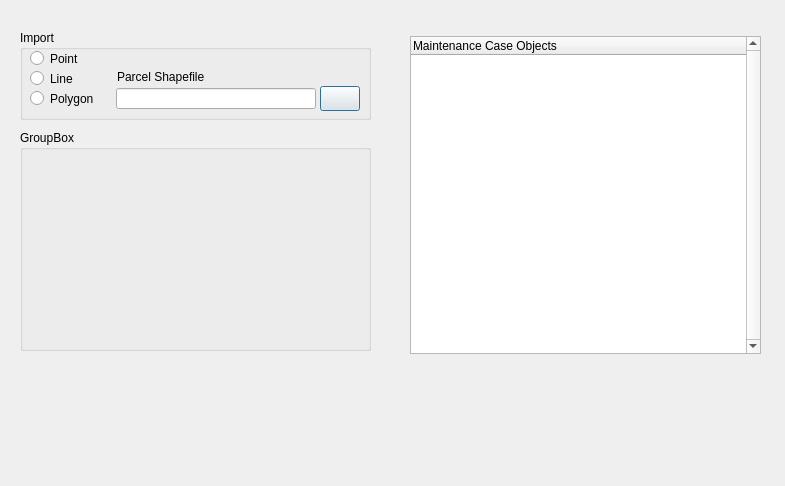
teamlm2/lm2_mgis, file view/PlanCaseDialog.ui: the form before one commit.
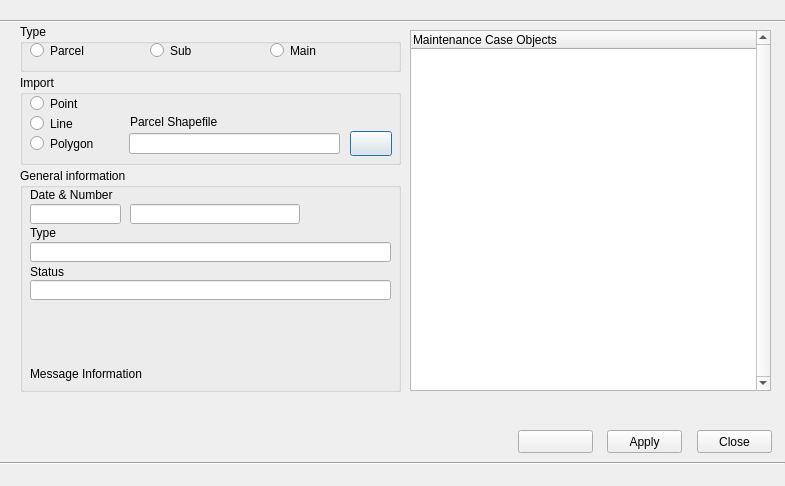
The form after the commit. Icons and pictures are not drawn.

The edit to the form file:
```diff
--- a/view/PlanCaseDialog.ui
+++ b/view/PlanCaseDialog.ui
@@ -20,8 +20,8 @@
    <property name="geometry">
     <rect>
      <x>20</x>
-     <y>30</y>
-     <width>351</width>
+     <y>75</y>
+     <width>381</width>
      <height>90</height>
     </rect>
    </property>
@@ -31,9 +31,9 @@
    <widget class="QLineEdit" name="parcel_shape_edit">
     <property name="geometry">
      <rect>
-      <x>96</x>
+      <x>109</x>
       <y>58</y>
-      <width>200</width>
+      <width>211</width>
       <height>21</height>
      </rect>
     </property>
@@ -44,9 +44,9 @@
    <widget class="QLabel" name="label">
     <property name="geometry">
      <rect>
-      <x>97</x>
+      <x>110</x>
       <y>39</y>
-      <width>101</width>
+      <width>112</width>
       <height>16</height>
      </rect>
     </property>
@@ -57,9 +57,9 @@
    <widget class="QPushButton" name="open_parcel_file_button">
     <property name="geometry">
      <rect>
-      <x>300</x>
+      <x>330</x>
       <y>56</y>
-      <width>40</width>
+      <width>42</width>
       <height>25</height>
      </rect>
     </property>
@@ -118,9 +118,9 @@
    <property name="geometry">
     <rect>
      <x>410</x>
-     <y>36</y>
-     <width>351</width>
-     <height>318</height>
+     <y>30</y>
+     <width>361</width>
+     <height>361</height>
     </rect>
    </property>
    <property name="verticalScrollBarPolicy">
@@ -139,13 +139,254 @@
    <property name="geometry">
     <rect>
      <x>20</x>
-     <y>130</y>
-     <width>351</width>
-     <height>221</height>
+     <y>168</y>
+     <width>381</width>
+     <height>224</height>
     </rect>
    </property>
    <property name="title">
-    <string>GroupBox</string>
+    <string>General information</string>
+   </property>
+   <widget class="QLabel" name="label_2">
+    <property name="geometry">
+     <rect>
+      <x>10</x>
+      <y>20</y>
+      <width>167</width>
+      <height>13</height>
+     </rect>
+    </property>
+    <property name="text">
+     <string>Date &amp; Number</string>
+    </property>
+   </widget>
+   <widget class="QLineEdit" name="type_edit">
+    <property name="geometry">
+     <rect>
+      <x>10</x>
+      <y>74</y>
+      <width>361</width>
+      <height>20</height>
+     </rect>
+    </property>
+    <property name="readOnly">
+     <bool>true</bool>
+    </property>
+   </widget>
+   <widget class="QLabel" name="label_3">
+    <property name="geometry">
+     <rect>
+      <x>10</x>
+      <y>57</y>
+      <width>81</width>
+      <height>16</height>
+     </rect>
+    </property>
+    <property name="text">
+     <string>Type</string>
+    </property>
+   </widget>
+   <widget class="QLineEdit" name="date_edit">
+    <property name="geometry">
+     <rect>
+      <x>10</x>
+      <y>36</y>
+      <width>91</width>
+      <height>20</height>
+     </rect>
+    </property>
+    <property name="readOnly">
+     <bool>true</bool>
+    </property>
+   </widget>
+   <widget class="QLineEdit" name="plan_num_edit">
+    <property name="geometry">
+     <rect>
+      <x>110</x>
+      <y>36</y>
+      <width>170</width>
+      <height>20</height>
+     </rect>
+    </property>
+    <property name="readOnly">
+     <bool>true</bool>
+    </property>
+   </widget>
+   <widget class="QLineEdit" name="status_edit">
+    <property name="geometry">
+     <rect>
+      <x>10</x>
+      <y>112</y>
+      <width>361</width>
+      <height>20</height>
+     </rect>
+    </property>
+    <property name="readOnly">
+     <bool>true</bool>
+    </property>
+   </widget>
+   <widget class="QLabel" name="label_4">
+    <property name="geometry">
+     <rect>
+      <x>10</x>
+      <y>96</y>
+      <width>81</width>
+      <height>16</height>
+     </rect>
+    </property>
+    <property name="text">
+     <string>Status</string>
+    </property>
+   </widget>
+   <widget class="QLabel" name="message_label">
+    <property name="geometry">
+     <rect>
+      <x>10</x>
+      <y>195</y>
+      <width>361</width>
+      <height>21</height>
+     </rect>
+    </property>
+    <property name="text">
+     <string>Message Information</string>
+    </property>
+   </widget>
+  </widget>
+  <widget class="Line" name="line">
+   <property name="geometry">
+    <rect>
+     <x>0</x>
+     <y>18</y>
+     <width>785</width>
+     <height>7</height>
+    </rect>
+   </property>
+   <property name="orientation">
+    <enum>Qt::Horizontal</enum>
+   </property>
+  </widget>
+  <widget class="Line" name="line_2">
+   <property name="geometry">
+    <rect>
+     <x>0</x>
+     <y>460</y>
+     <width>785</width>
+     <height>7</height>
+    </rect>
+   </property>
+   <property name="orientation">
+    <enum>Qt::Horizontal</enum>
+   </property>
+  </widget>
+  <widget class="QPushButton" name="help_button">
+   <property name="geometry">
+    <rect>
+     <x>518</x>
+     <y>430</y>
+     <width>75</width>
+     <height>23</height>
+    </rect>
+   </property>
+   <property name="styleSheet">
+    <string notr="true">image: url(:/plugins/lm2/help_button.png);</string>
+   </property>
+   <property name="text">
+    <string/>
+   </property>
+   <property name="icon">
+    <iconset resource="resources.qrc">
+     <normaloff>:/plugins/lm2/help_button.png</normaloff>:/plugins/lm2/help_button.png</iconset>
+   </property>
+  </widget>
+  <widget class="QPushButton" name="close_button">
+   <property name="geometry">
+    <rect>
+     <x>697</x>
+     <y>430</y>
+     <width>75</width>
+     <height>23</height>
+    </rect>
+   </property>
+   <property name="text">
+    <string>Close</string>
+   </property>
+  </widget>
+  <widget class="QPushButton" name="apply_button">
+   <property name="geometry">
+    <rect>
+     <x>607</x>
+     <y>430</y>
+     <width>75</width>
+     <height>23</height>
+    </rect>
+   </property>
+   <property name="text">
+    <string>Apply</string>
+   </property>
+  </widget>
+  <widget class="QGroupBox" name="groupBox_2">
+   <property name="geometry">
+    <rect>
+     <x>20</x>
+     <y>24</y>
+     <width>381</width>
+     <height>48</height>
+    </rect>
+   </property>
+   <property name="title">
+    <string>Type</string>
+   </property>
+   <widget class="QRadioButton" name="zone_parcel_rbutton">
+    <property name="geometry">
+     <rect>
+      <x>10</x>
+      <y>18</y>
+      <width>120</width>
+      <height>17</height>
+     </rect>
+    </property>
+    <property name="text">
+     <string>Parcel</string>
+    </property>
+   </widget>
+   <widget class="QRadioButton" name="zone_sub_rbutton">
+    <property name="geometry">
+     <rect>
+      <x>130</x>
+      <y>18</y>
+      <width>120</width>
+      <height>17</height>
+     </rect>
+    </property>
+    <property name="text">
+     <string>Sub</string>
+    </property>
+   </widget>
+   <widget class="QRadioButton" name="zone_main_rbutton">
+    <property name="geometry">
+     <rect>
+      <x>250</x>
+      <y>18</y>
+      <width>120</width>
+      <height>17</height>
+     </rect>
+    </property>
+    <property name="text">
+     <string>Main</string>
+    </property>
+   </widget>
+  </widget>
+  <widget class="QLabel" name="status_label">
+   <property name="geometry">
+    <rect>
+     <x>20</x>
+     <y>430</y>
+     <width>341</width>
+     <height>16</height>
+    </rect>
+   </property>
+   <property name="text">
+    <string/>
    </property>
   </widget>
  </widget>
```
Left out of the diff: 6 changed lines with no effect on the pictures.
